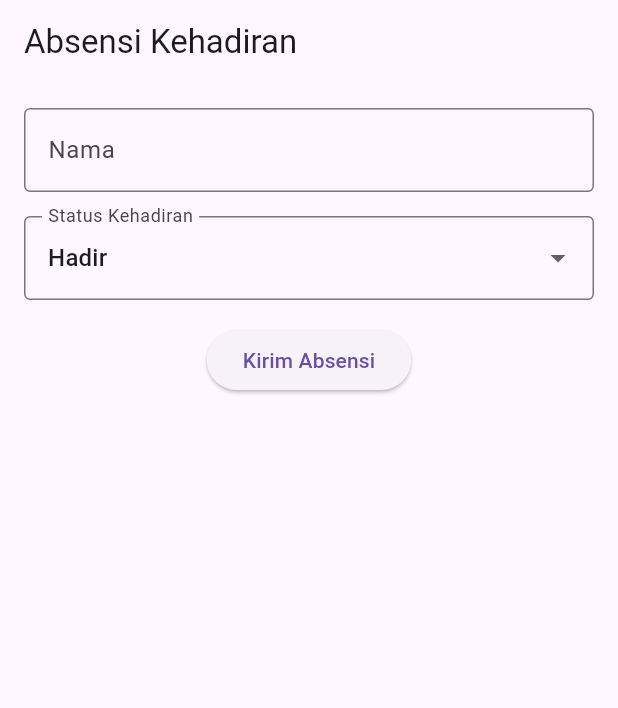
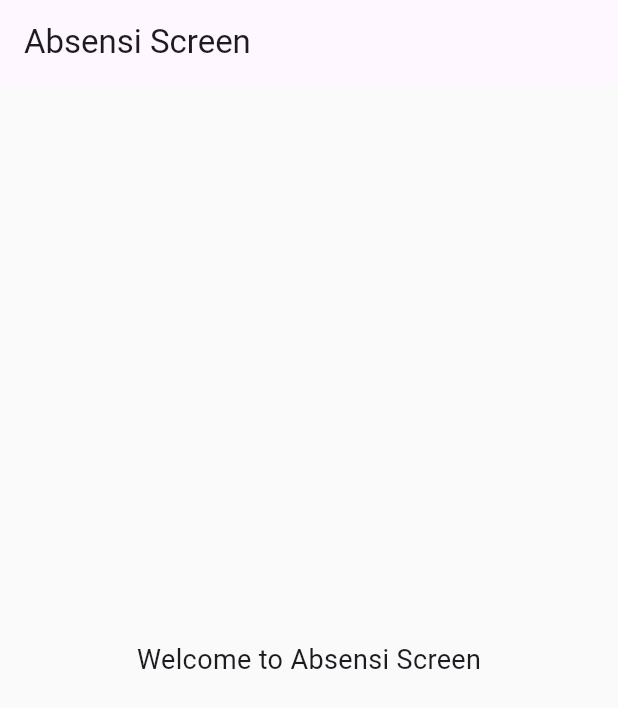
Before and after one commit to ArwidyaDiestyana/GitFlutter, a Flutter app: the screen it shows after launch, on a phone screen of 412 x 824 dp. Shown: the top 708 px of the screen. Run offline on Flutter 3.47's test engine with Material 3 defaults, Android fonts, the phone set to English and light mode, and no system bars.

Commit message:
penambahan main dart dan tambahan absensi screen

```diff
--- /dev/null
+++ b/lib/absensi_screen.dart
@@ -0,0 +1,20 @@
+import 'package:flutter/material.dart';
+
+class AbsensiScreen extends StatelessWidget {
+  @override
+  Widget build(BuildContext context) {
+    return Scaffold(
+      appBar: AppBar(title: Text('Absensi Screen')),
+      body: Center(
+        child: Text(
+          'Welcome to Absensi Screen',
+          style: TextStyle(fontSize: 18),
+        ),
+      ),
+    );
+  }
+}
+
+void main() {
+  runApp(MaterialApp(home: AbsensiScreen()));
+}
--- a/lib/main.dart
+++ b/lib/main.dart
@@ -1,83 +1,23 @@
 import 'package:flutter/material.dart';
-import 'package:http/http.dart' as http;
+import 'absensi_screen.dart';
 
 void main() {
-  runApp(MaterialApp(debugShowCheckedModeBanner: false, home: AbsensiApp()));
+  runApp(const AbsensiApp());
 }
 
-class AbsensiApp extends StatefulWidget {
-  @override
-  _AbsensiAppState createState() => _AbsensiAppState();
-}
-
-class _AbsensiAppState extends State<AbsensiApp> {
-  final TextEditingController _namaController = TextEditingController();
-  String _status = 'Hadir'; // Default status
-
-  Future<void> kirimAbsensi() async {
-    final url = Uri.parse(
-      'http://10.0.2.2:8000/api/absen',
-    ); // 10.0.2.2 buat emulator Android yaa
-    final response = await http.post(
-      url,
-      body: {'nama': _namaController.text, 'status': _status},
-    );
-
-    if (response.statusCode == 200) {
-      ScaffoldMessenger.of(
-        context,
-      ).showSnackBar(SnackBar(content: Text('Absensi berhasil dikirim!')));
-      _namaController.clear(); // Clear input setelah kirim
-    } else {
-      ScaffoldMessenger.of(
-        context,
-      ).showSnackBar(SnackBar(content: Text('Gagal mengirim absensi')));
-    }
-  }
+class AbsensiApp extends StatelessWidget {
+  const AbsensiApp({super.key});
 
   @override
   Widget build(BuildContext context) {
-    return Scaffold(
-      appBar: AppBar(title: Text('Absensi Kehadiran')),
-      body: Padding(
-        padding: EdgeInsets.all(16.0),
-        child: Column(
-          children: [
-            TextField(
-              controller: _namaController,
-              decoration: InputDecoration(
-                labelText: 'Nama',
-                border: OutlineInputBorder(),
-              ),
-            ),
-            SizedBox(height: 16),
-            DropdownButtonFormField<String>(
-              value: _status,
-              items:
-                  ['Hadir', 'Tidak Hadir'].map((String value) {
-                    return DropdownMenuItem<String>(
-                      value: value,
-                      child: Text(value),
-                    );
-                  }).toList(),
-              onChanged: (String? newValue) {
-                setState(() {
-                  _status = newValue!;
-                });
-              },
-              decoration: InputDecoration(
-                labelText: 'Status Kehadiran',
-                border: OutlineInputBorder(),
-              ),
-            ),
-            SizedBox(height: 16),
-            ElevatedButton(
-              onPressed: kirimAbsensi,
-              child: Text('Kirim Absensi'),
-            ),
-          ],
-        ),
+    return MaterialApp(
+      title: 'Absensi Kehadiran',
+      debugShowCheckedModeBanner: false,
+      theme: ThemeData(
+        scaffoldBackgroundColor: const Color(0xFFFAFAFA),
+        useMaterial3: true,
       ),
+      home: AbsensiScreen(),
     );
   }
 }
```
